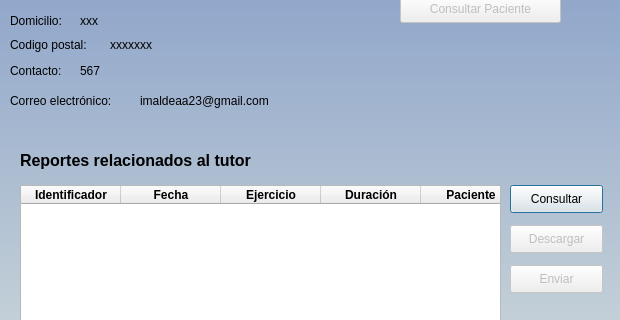
First picture: the form in pythonProject/vistas/consultarTutorSelecionado.ui, repository francisco2124/Cognidron-EEG-Version1.0, before the edit; both pictures show x 0 to 620 and y 385 to 705 of the 620 by 807 pixel window.
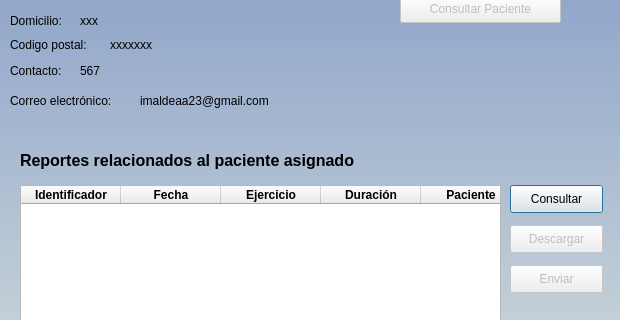
Second picture: the form after the edit. Icons and pictures are not drawn.

Commit message: Ajustes modulo tutor

The edit to the form file:
```diff
--- a/pythonProject/vistas/consultarTutorSelecionado.ui
+++ b/pythonProject/vistas/consultarTutorSelecionado.ui
@@ -709,7 +709,7 @@
     <rect>
      <x>20</x>
      <y>520</y>
-     <width>251</width>
+     <width>521</width>
      <height>51</height>
     </rect>
    </property>
@@ -721,7 +721,7 @@
     </font>
    </property>
    <property name="text">
-    <string>Reportes relacionados al tutor</string>
+    <string>Reportes relacionados al paciente asignado </string>
    </property>
   </widget>
   <widget class="QLabel" name="label_7">
```
The commit also changes 15 other files.
